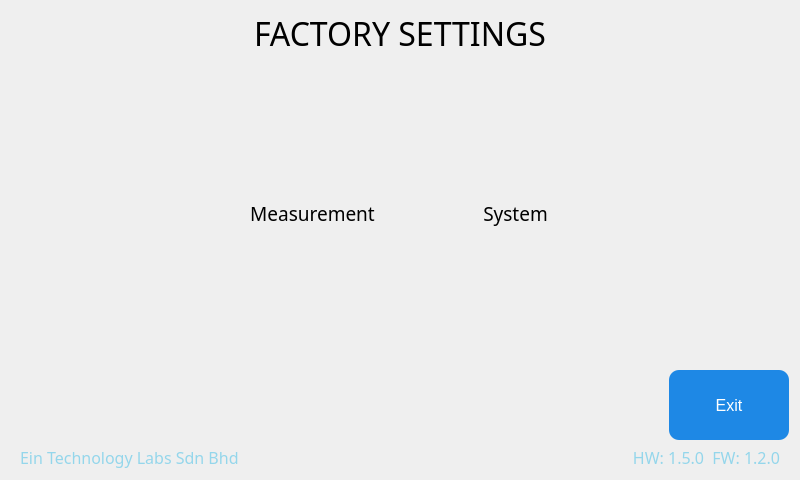
The window that QT_APP/factorysettings.ui (eSpark-Backup/nabilfesal-msm-fw) describes before a commit, drawn with Qt 5.
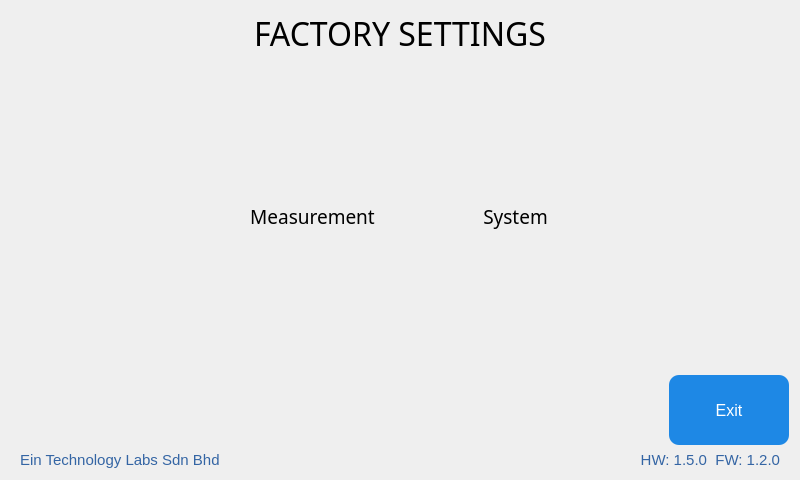
The same window after the commit. Icons and pictures are not drawn.

Commit message: SFTP trigger and provisioning fixed  + aws disconnect on reboot + factory setting version color correction

```diff
--- a/QT_APP/factorysettings.ui
+++ b/QT_APP/factorysettings.ui
@@ -254,12 +254,15 @@
       <widget class="QLabel" name="label_3">
        <property name="font">
         <font>
-         <family>Gilroy</family>
-         <pointsize>12</pointsize>
+         <family>Ubuntu</family>
+         <pointsize>11</pointsize>
+         <italic>false</italic>
+         <bold>false</bold>
         </font>
        </property>
        <property name="styleSheet">
-        <string notr="true">color: rgb(148, 214, 235);</string>
+        <string notr="true">color: rgb(52, 101, 164);
+font: 11pt &quot;Ubuntu&quot;;</string>
        </property>
        <property name="text">
         <string>Ein Technology Labs Sdn Bhd</string>
@@ -270,12 +273,15 @@
       <widget class="QLabel" name="hf">
        <property name="font">
         <font>
-         <family>Gilroy</family>
-         <pointsize>12</pointsize>
+         <family>Ubuntu</family>
+         <pointsize>11</pointsize>
+         <italic>false</italic>
+         <bold>false</bold>
         </font>
        </property>
        <property name="styleSheet">
-        <string notr="true">color: rgb(148, 214, 235);</string>
+        <string notr="true">color: rgb(52, 101, 164);
+font: 11pt &quot;Ubuntu&quot;;</string>
        </property>
        <property name="text">
         <string>HW: 1.5.0  FW: 1.2.0</string>
```
The commit also changes 7 other files.
